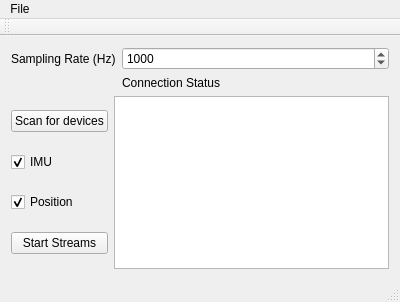
This is src/mainwindow.ui in labstreaminglayer/App-PSMove as Qt 5 draws it before an edit. The edited form follows.
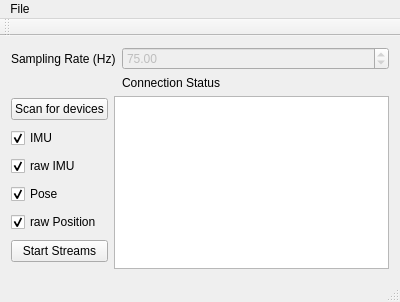
This is the edited form.

```diff
--- a/src/mainwindow.ui
+++ b/src/mainwindow.ui
@@ -24,19 +24,6 @@
         </property>
        </widget>
       </item>
-      <item row="0" column="1">
-       <widget class="QSpinBox" name="spinBox_sampling_rate">
-        <property name="minimum">
-         <number>1</number>
-        </property>
-        <property name="maximum">
-         <number>30000</number>
-        </property>
-        <property name="value">
-         <number>1000</number>
-        </property>
-       </widget>
-      </item>
       <item row="1" column="0">
        <widget class="QLabel" name="label_dummy">
         <property name="text">
@@ -51,6 +38,22 @@
         </property>
        </widget>
       </item>
+      <item row="0" column="1">
+       <widget class="QDoubleSpinBox" name="doubleSpinBox_sampling_rate">
+        <property name="enabled">
+         <bool>false</bool>
+        </property>
+        <property name="maximum">
+         <double>10000.000000000000000</double>
+        </property>
+        <property name="singleStep">
+         <double>25.000000000000000</double>
+        </property>
+        <property name="value">
+         <double>75.000000000000000</double>
+        </property>
+       </widget>
+      </item>
      </layout>
     </item>
     <item>
@@ -74,10 +77,30 @@
           </property>
          </widget>
         </item>
+        <item>
+         <widget class="QCheckBox" name="checkBox_doRawIMU">
+          <property name="text">
+           <string>raw IMU</string>
+          </property>
+          <property name="checked">
+           <bool>true</bool>
+          </property>
+         </widget>
+        </item>
         <item>
          <widget class="QCheckBox" name="checkBox_doPos">
           <property name="text">
-           <string>Position</string>
+           <string>Pose</string>
+          </property>
+          <property name="checked">
+           <bool>true</bool>
+          </property>
+         </widget>
+        </item>
+        <item>
+         <widget class="QCheckBox" name="checkBox_doRawPos">
+          <property name="text">
+           <string>raw Position</string>
           </property>
           <property name="checked">
            <bool>true</bool>
```
Left out of the diff: 2 changed lines with no effect on the pictures.
